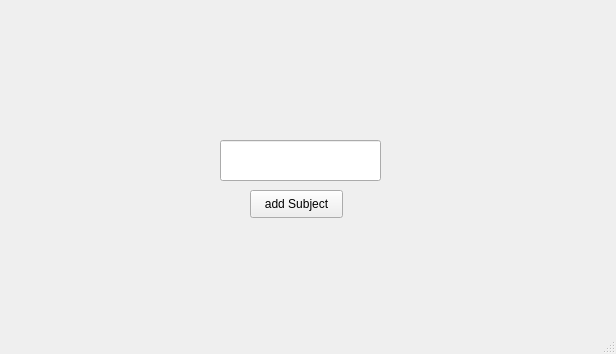
Above: qt/praktika_10_05/addsubjectwindow.ui from timazarenok/QT before the change. Below: the same form after it.
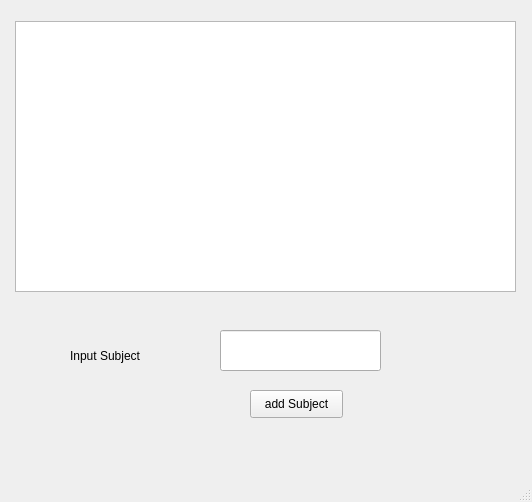
That is the form after the change.

Diff of the .ui file:
```diff
--- a/qt/praktika_10_05/addsubjectwindow.ui
+++ b/qt/praktika_10_05/addsubjectwindow.ui
@@ -6,8 +6,8 @@
    <rect>
     <x>0</x>
     <y>0</y>
-    <width>616</width>
-    <height>354</height>
+    <width>532</width>
+    <height>502</height>
    </rect>
   </property>
   <property name="windowTitle">
@@ -18,7 +18,7 @@
     <property name="geometry">
      <rect>
       <x>250</x>
-      <y>190</y>
+      <y>390</y>
       <width>93</width>
       <height>28</height>
      </rect>
@@ -31,12 +31,35 @@
     <property name="geometry">
      <rect>
       <x>220</x>
-      <y>140</y>
+      <y>330</y>
       <width>161</width>
       <height>41</height>
      </rect>
     </property>
    </widget>
+   <widget class="QLabel" name="label">
+    <property name="geometry">
+     <rect>
+      <x>70</x>
+      <y>340</y>
+      <width>121</width>
+      <height>31</height>
+     </rect>
+    </property>
+    <property name="text">
+     <string>Input Subject</string>
+    </property>
+   </widget>
+   <widget class="QTableView" name="subjectTableView">
+    <property name="geometry">
+     <rect>
+      <x>15</x>
+      <y>21</y>
+      <width>501</width>
+      <height>271</height>
+     </rect>
+    </property>
+   </widget>
   </widget>
   <widget class="QMenuBar" name="menubar">
    <property name="geometry">
```
Left out of the diff: 2 changed lines with no effect on the pictures.
